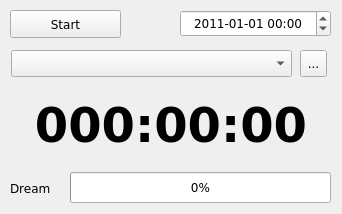
Old version of the form MainWindow.ui in the repository tr00per/musicalarm.
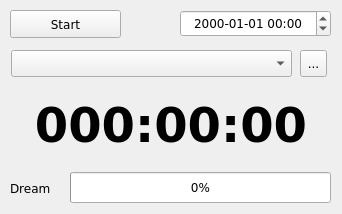
New version of the form.

Patch:
```diff
--- a/MainWindow.ui
+++ b/MainWindow.ui
@@ -117,26 +117,6 @@
     <property name="correctionMode">
      <enum>QAbstractSpinBox::CorrectToNearestValue</enum>
     </property>
-    <property name="dateTime">
-     <datetime>
-      <hour>0</hour>
-      <minute>0</minute>
-      <second>0</second>
-      <year>2011</year>
-      <month>1</month>
-      <day>1</day>
-     </datetime>
-    </property>
-    <property name="date">
-     <date>
-      <year>2011</year>
-      <month>1</month>
-      <day>1</day>
-     </date>
-    </property>
-    <property name="currentSection">
-     <enum>QDateTimeEdit::HourSection</enum>
-    </property>
     <property name="displayFormat">
      <string notr="true">yyyy-MM-dd HH:mm</string>
     </property>
```
